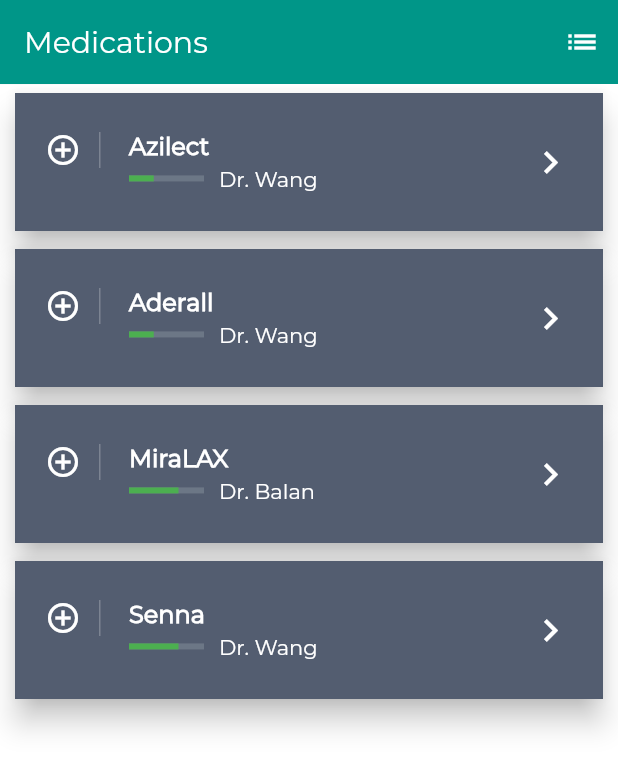
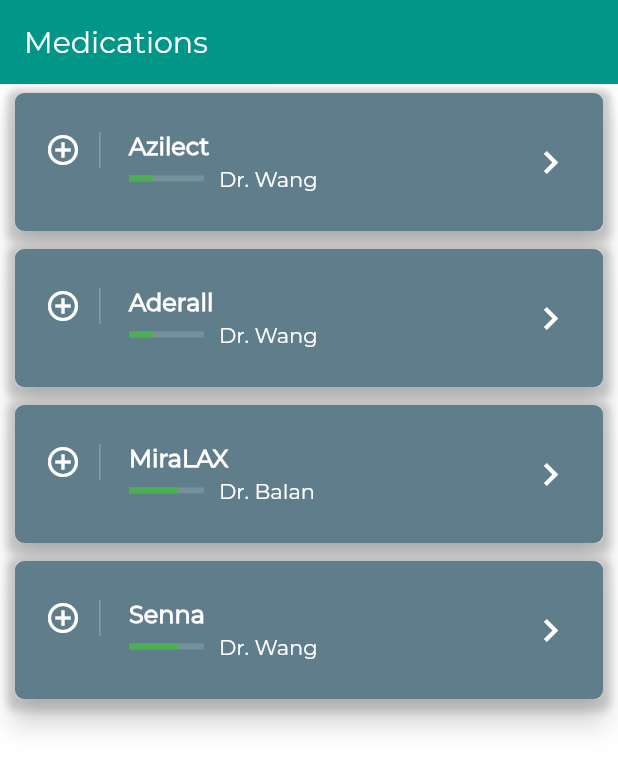
Before and after one commit to verbal-noun/codebrew-2020-prespa, a Flutter app: the ListPage screen opened directly, on a phone screen of 412 x 824 dp. Shown: the top 770 px of the screen. Run offline on Flutter 3.47's test engine with Material 2 defaults, Android fonts, the phone set to English and light mode, and no system bars; project files that could hold a hidden picture were left out.

Commit message:
Fixed medication page bug

```diff
--- a/lib/pages/lesson.dart
+++ /dev/null
@@ -1,10 +0,0 @@
-class Lesson {
-  String title;
-  String level;
-  double indicatorValue;
-  int price;
-  String content;
-
-  Lesson(
-      {this.title, this.level, this.indicatorValue, this.price, this.content});
-}
--- /dev/null
+++ b/lib/pages/medication.dart
@@ -0,0 +1,10 @@
+class MedicineItem {
+  String title;
+  String givenBy;
+  double indicatorValue;
+  int price;
+  String content;
+
+  MedicineItem(
+      {this.title, this.givenBy, this.indicatorValue, this.price, this.content});
+}
--- a/lib/pages/medication_detail.dart
+++ b/lib/pages/medication_detail.dart
@@ -1,16 +1,16 @@
-import 'lesson.dart';
+import 'medication.dart';
 import 'package:flutter/material.dart';
 
 class DetailPage extends StatelessWidget {
-  final Lesson lesson;
-  DetailPage({Key key, this.lesson}) : super(key: key);
+  final MedicineItem medicine;
+  DetailPage({Key key, this.medicine}) : super(key: key);
   @override
   Widget build(BuildContext context) {
     final levelIndicator = Container(
       child: Container(
         child: LinearProgressIndicator(
             backgroundColor: Color.fromRGBO(209, 224, 224, 0.2),
-            value: lesson.indicatorValue,
+            value: medicine.indicatorValue,
             valueColor: AlwaysStoppedAnimation(Colors.green)),
       ),
     );
@@ -21,7 +21,7 @@
           border: new Border.all(color: Colors.white),
           borderRadius: BorderRadius.circular(5.0)),
       child: new Text(
-        "\$" + lesson.price.toString(),
+        "\$" + medicine.price.toString(),
         style: TextStyle(color: Colors.white),
       ),
     );
@@ -41,7 +41,7 @@
         ),
         SizedBox(height: 10.0),
         Text(
-          lesson.title,
+          medicine.title,
           style: TextStyle(color: Colors.white, fontSize: 45.0),
         ),
         SizedBox(height: 30.0),
@@ -54,7 +54,7 @@
                 child: Padding(
                     padding: EdgeInsets.only(left: 10.0),
                     child: Text(
-                      lesson.level,
+                      medicine.givenBy,
                       style: TextStyle(color: Colors.white),
                     ))),
             Expanded(flex: 1, child: medicinePrice)
@@ -88,7 +88,7 @@
     );
 
     final bottomContentText = Text(
-      lesson.content,
+      medicine.content,
       style: TextStyle(fontSize: 18.0),
     );
     final readButton = Container(
--- a/lib/pages/medications_page.dart
+++ b/lib/pages/medications_page.dart
@@ -1,5 +1,5 @@
 import 'package:flutter/material.dart';
-import 'lesson.dart';
+import 'medication.dart';
 import 'medication_detail.dart';
 
 class MedicationPage extends StatelessWidget {
@@ -46,14 +46,15 @@
 
   @override
   Widget build(BuildContext context) {
-    ListTile makeListTile(Lesson lesson) => ListTile(
+    ListTile makeListTile(MedicineItem lesson) => ListTile(
           contentPadding:
               EdgeInsets.symmetric(horizontal: 20.0, vertical: 10.0),
           leading: Container(
             padding: EdgeInsets.only(right: 12.0),
             decoration: new BoxDecoration(
                 border: new Border(
-                    right: new BorderSide(width: 1.0, color: Colors.white24))),
+                    right: new BorderSide(width: 1.0, color: Colors.white24))
+            ),
             child: Icon(Icons.add_circle_outline, color: Colors.white),
           ),
           title: Text(
@@ -77,7 +78,7 @@
                 flex: 4,
                 child: Padding(
                     padding: EdgeInsets.only(left: 10.0),
-                    child: Text(lesson.level,
+                    child: Text(lesson.givenBy,
                         style: TextStyle(color: Colors.white))),
               )
             ],
@@ -88,15 +89,25 @@
             Navigator.push(
                 context,
                 MaterialPageRoute(
-                    builder: (context) => DetailPage(lesson: lesson)));
+                    builder: (context) => DetailPage(medicine: lesson)));
           },
         );
 
-    Card makeCard(Lesson lesson) => Card(
+    Card makeCard(MedicineItem lesson) => Card(
           elevation: 8.0,
           margin: new EdgeInsets.symmetric(horizontal: 10.0, vertical: 6.0),
           child: Container(
-            decoration: BoxDecoration(color: Color.fromRGBO(64, 75, 96, .9)),
+            decoration: BoxDecoration(color: Colors.blueGrey,
+            borderRadius: BorderRadius.circular(6.0),
+              boxShadow: [
+                BoxShadow(
+                  color: Colors.grey.withOpacity(0.5),
+                  spreadRadius: 5,
+                  blurRadius: 4,
+                  offset: Offset(0, 3), // changes position of shadow
+                ),
+              ],
+            ),
             child: makeListTile(lesson),
           ),
         );
@@ -117,12 +128,6 @@
       elevation: 0.1,
       backgroundColor: Colors.teal,
       title: Text(widget.title),
-      actions: <Widget>[
-        IconButton(
-          icon: Icon(Icons.list),
-          onPressed: () {},
-        )
-      ],
     );
 
     return Scaffold(
@@ -136,9 +141,9 @@
 
 List getMedicineName() {
   return [
-    Lesson(
+    MedicineItem(
         title: "Azilect",
-        level: "Dr. Wang",
+        givenBy: "Dr. Wang",
         indicatorValue: 0.33,
         price: 20,
         content:
@@ -146,9 +151,9 @@
             "Azilect is used to treat symptoms of Parkinson's disease"
             "(stiffness, tremors, spasms, poor muscle control). "
             "Azilect is sometimes used with another medicine called levodopa."),
-    Lesson(
+    MedicineItem(
         title: "Aderall",
-        level: "Dr. Wang",
+        givenBy: "Dr. Wang",
         indicatorValue: 0.33,
         price: 50,
         content:
@@ -157,9 +162,9 @@
             "(stiffness, tremors, spasms, poor muscle control). "
             "Azilect is sometimes used with another medicine called levodopa."),
 
-        Lesson(
+        MedicineItem(
         title: "MiraLAX",
-        level: "Dr. Balan",
+        givenBy: "Dr. Balan",
         indicatorValue: 0.66,
         price: 30,
         content: "MiraLAX (polyethylene glycol 3350) is a laxative solution that increases the amount "
@@ -167,9 +172,9 @@
             "MiraLAX is used as a laxative to treat occasional constipation or irregular bowel movements."
             "MiraLAX may also be used for purposes not listed in this medication guide."),
 
-        Lesson(
+        MedicineItem(
         title: "Senna",
-        level: "Dr. Wang",
+        givenBy: "Dr. Wang",
         indicatorValue: 0.66,
         price: 30,
         content: "Senna is a natural medicine containing sennosides that are derived from the leaves "
```
